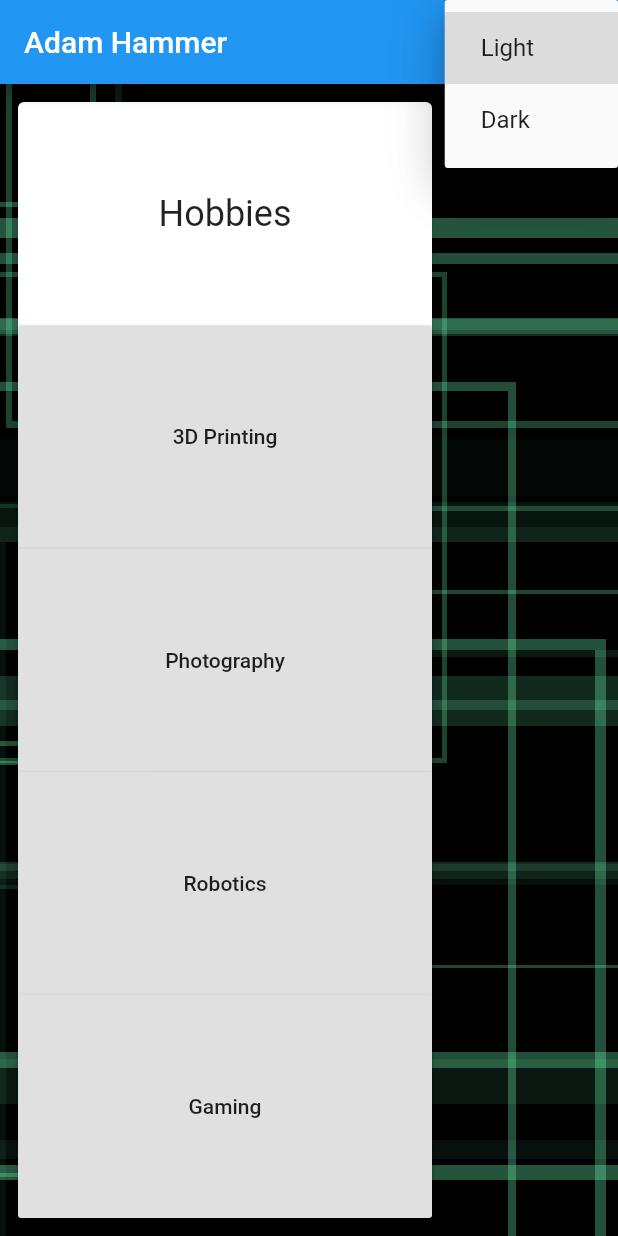
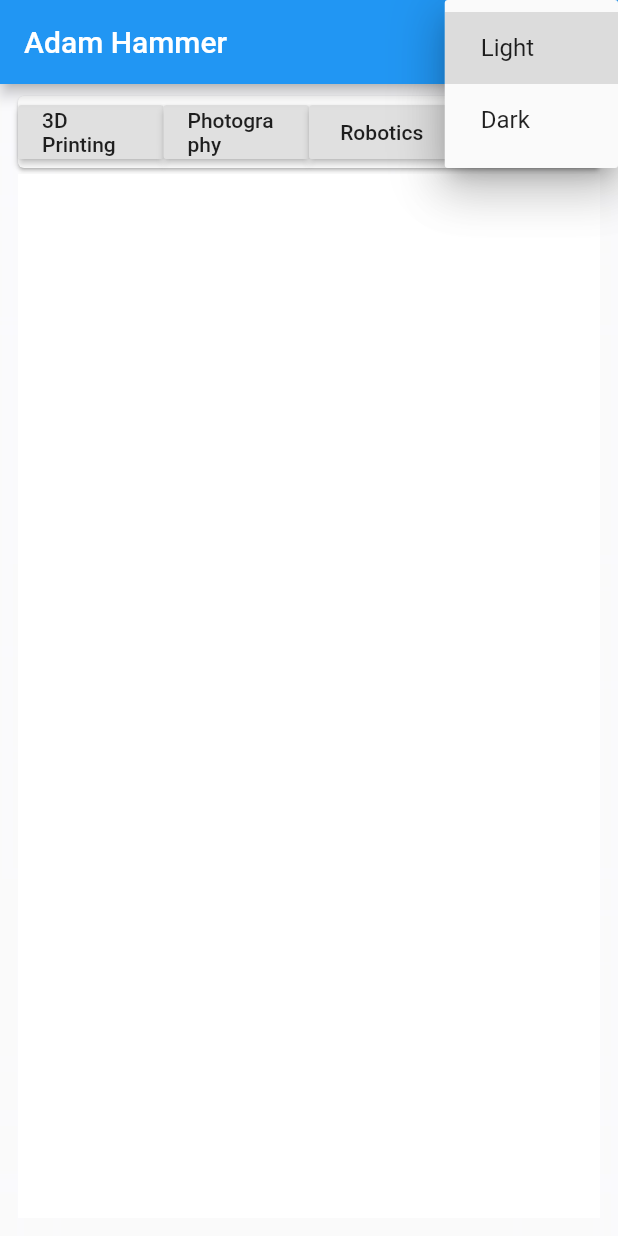
Before and after one commit to ahammer/flutter_resume, a Flutter app: the screen it shows after launch, after a tap on "Light", on a phone screen of 412 x 824 dp. Run offline on Flutter 3.47's test engine with Material 2 defaults, Android fonts, the light colour scheme and no system bars.

Commit message:
UI updates, tightening things

```diff
--- a/lib/particles.dart
+++ b/lib/particles.dart
@@ -3,6 +3,7 @@ import 'dart:math';
 import 'package:flutter/cupertino.dart';
 import 'package:flutter/material.dart';
 import 'package:resume_flutter/widgets/animated_painter.dart';
+
 final random = Random();
 const maxSize = 2000.0;
 
@@ -17,8 +18,7 @@ class Particle {
   double size;
   double maxAge;
   double age;
-  final color = Colors.greenAccent;
-
+  final color = Colors.blueAccent;
 
   Particle() {
     randomize(5000, 5000, firstBuild: true);
@@ -30,10 +30,9 @@ class Particle {
     xs = (random.nextDouble() - 0.5) * 0.05;
     ys = (random.nextDouble() - 0.5) * 0.05;
 
-
     size = random.nextDouble() * maxSize;
     age = 0;
-    maxAge = random.nextDouble() * 5+5;
+    maxAge = random.nextDouble() * 5 + 5;
   }
 
   void step(double frameTime, Size size) {
@@ -65,7 +64,7 @@ class Particles {
   Particles({count = 100}) {
     for (int i = 0; i < count; i++) {
       particles.add(Particle());
-      particles[i].age = random.nextDouble()*particles[i].maxAge;
+      particles[i].age = random.nextDouble() * particles[i].maxAge;
     }
   }
 }
@@ -73,29 +72,42 @@ class Particles {
 class ParticlePainter extends CustomPainter {
   final Particles particles;
 
-
   ParticlePainter(this.particles);
 
   @override
   void paint(Canvas canvas, Size size) {
     particles.particles.forEach((p) {
-
       double ageRemaining = 1 - (p.age / p.maxAge);
       if (ageRemaining > 0) {
         final size = p.size;
-        double opacity = (ageRemaining>0.8)?
-          1- ((ageRemaining - 0.8) * 5):
-          ageRemaining * 1.25;
+        double opacity = (ageRemaining > 0.8)
+            ? 1 - ((ageRemaining - 0.8) * 5)
+            : ageRemaining * 1.25;
         opacity /= 2.0;
-        canvas.drawRect(Rect.fromCircle(center:Offset(p.x, p.y),radius: size),
-
+        canvas.drawRect(
+            Rect.fromCircle(center: Offset(p.x, p.y), radius: size),
             Paint()
               ..blendMode = BlendMode.lighten
               ..isAntiAlias = false
               ..color = p.color.withOpacity(opacity)
               ..style = PaintingStyle.stroke
               ..strokeWidth = p.size / 50
-              );
+            /*
+              ..shader = SweepGradient(center: FractionalOffset.center,
+              startAngle: 0.0,
+              endAngle: pi * 2,
+
+                colors: <Color>[
+                  p.color.withOpacity(.8),
+                  p.color.withOpacity(0),
+                ],
+                stops: [
+                  0.0,
+                  1.0,
+                ],
+              ).createShader(Rect.fromCenter(
+                  center: Offset(p.x, p.y), width: size, height: size))*/
+            );
       }
     });
   }
@@ -107,8 +119,7 @@ class ParticlePainter extends CustomPainter {
 
   void step(double frameTime, Size size) {
     particles.particles.forEach((p) {
-
-      p.step(frameTime/2, size);
+      p.step(frameTime / 2, size);
     });
   }
 }
@@ -126,7 +137,6 @@ class ParticlePainter extends CustomPainter {
               ).createShader(Rect.fromCenter(
                   center: Offset(p.x, p.y), width: size, height: size))
  */
-
 
 class ParticlesAnimation extends AnimatedPainter {
   ParticlePainter painter = ParticlePainter(Particles());
--- a/lib/screens/about/about_screen.dart
+++ b/lib/screens/about/about_screen.dart
@@ -8,7 +8,7 @@ class AboutScreen extends StatelessWidget {
 }
 
 const kHobbies = ["3D Printing", "Photography", "Robotics", "Gaming"];
-const kSideNavWidth = 300.0;
+
 
 class AboutScreenBody extends StatefulWidget {
   const AboutScreenBody({
@@ -24,16 +24,21 @@ class _AboutScreenBodyState extends State<AboutScreenBody> {
 
   @override
   Widget build(BuildContext context) {
-    final width = MediaQuery.of(context).size.width - kSideNavWidth;
+    final width = MediaQuery.of(context).size.width;
+    return Column(
+      children: <Widget>[
+             AboutScreenSidebar(onClick:toggleOpened),
+        Expanded(
+                  child: Stack(children: <Widget>[
+            ContentPanel(opened: selected == "3D Printing", openOffset: 0,  closedOffset:-width , width: width),
+            ContentPanel(opened: selected == "Photography", openOffset: 0,  closedOffset:-width , width: width),
+            ContentPanel(opened: selected == "Robotics", openOffset: 0,  closedOffset:-width , width: width),
+            ContentPanel(opened: selected == "Gaming", openOffset: 0,  closedOffset:-width , width: width),
 
-
-    return Stack(children: <Widget>[
-      ContentPanel(opened: selected == "3D Printing", openOffset: kSideNavWidth-16.0,  closedOffset:-width - 16, width: width),
-      ContentPanel(opened: selected == "Photography", openOffset: kSideNavWidth-16.0,  closedOffset:-width - 16, width: width),
-      ContentPanel(opened: selected == "Robotics", openOffset: kSideNavWidth-16.0,  closedOffset:-width - 16, width: width),
-      ContentPanel(opened: selected == "Gaming", openOffset: kSideNavWidth-16.0,  closedOffset:-width - 16, width: width),
-      AboutScreenSidebar(onClick:toggleOpened),
-    ]);
+          ]),
+        ),
+      ],
+    );
   }
 
   void toggleOpened(String button) {
@@ -60,7 +65,7 @@ class ContentPanel extends StatelessWidget {
   @override
   Widget build(BuildContext context) {
     return Padding(
-      padding: const EdgeInsets.all(12.0),
+      padding: const EdgeInsets.fromLTRB(12,0,12,12),
       child: AnimatedOpacity(
         curve: Curves.linearToEaseOut,
         duration: const Duration(milliseconds: 600),
@@ -71,7 +76,7 @@ class ContentPanel extends StatelessWidget {
             transform: Transform.translate(offset: Offset(opened?openOffset:closedOffset,0)).transform,
             duration: const Duration(milliseconds: 1200),
             width: width,
-            height: double.infinity,
+
             color: Theme.of(context).colorScheme.surface),
       ),
     );
@@ -88,20 +93,17 @@ class AboutScreenSidebar extends StatelessWidget {
   @override
   Widget build(BuildContext context) {
     return Container(
-      width: kSideNavWidth,
-      height: double.infinity,
+      width: double.infinity,
+
       child: Padding(
-        padding: const EdgeInsets.all(8.0),
+        padding: const EdgeInsets.fromLTRB(8,4,8,0),
         child: Card(
-          child: Column(
+          child: Row(
             children: <Widget>[
-              Expanded(
-                  child: Center(
-                      child: Text("Hobbies",
-                          style: Theme.of(context).textTheme.headline))),
+
               ...kHobbies.map((hobby) => Expanded(
                       child: Container(
-                    width: double.infinity,
+
                     child: RaisedButton(
                         child: Text(
                           hobby,
--- a/lib/widgets/business_card.dart
+++ b/lib/widgets/business_card.dart
@@ -28,7 +28,6 @@ class BusinessCard extends StatelessWidget {
               Container(
                 height: 16,
               ),
-
             ],
           ),
         ),
--- a/lib/widgets/home_screen.dart
+++ b/lib/widgets/home_screen.dart
@@ -1,7 +1,5 @@
 import 'package:flutter/material.dart';
-import 'package:resume_flutter/widgets/animated_painter.dart';
 import 'package:resume_flutter/widgets/business_card.dart';
-import 'package:resume_flutter/particles.dart';
 
 class HomeScreen extends StatelessWidget {
   const HomeScreen({
--- a/lib/widgets/secondary_screen.dart
+++ b/lib/widgets/secondary_screen.dart
@@ -15,7 +15,6 @@ class SecondaryScreen extends StatelessWidget {
   Widget build(BuildContext context) {
     return Stack(
       children: <Widget>[
-        Container(color: Colors.black, width: double.infinity, height: double.infinity),
         AnimatedPaint(painter: kParticlesAnimation),
         Container(width: double.infinity, height: double.infinity,
         child:  body,
```
